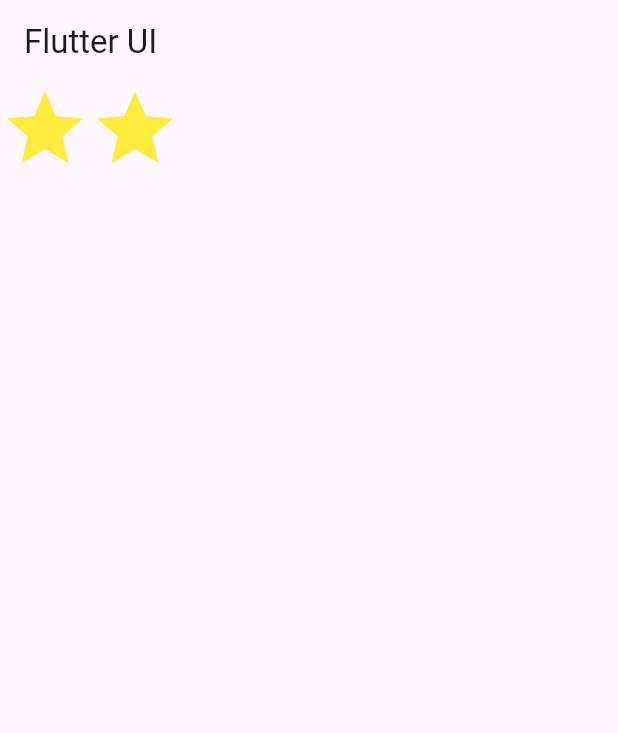
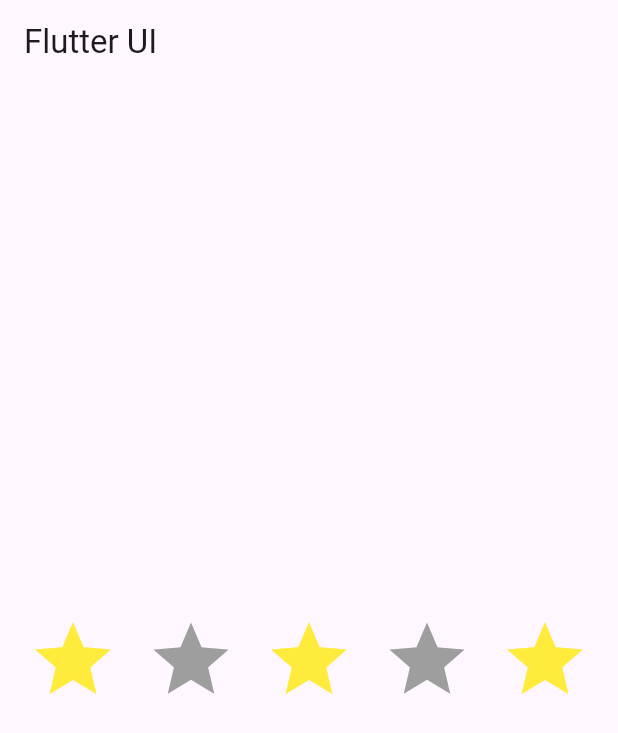
Before and after one commit to Tania5257/flutter_application_lab, a Flutter app: the screen it shows after launch, on a phone screen of 412 x 824 dp. Shown: the top 733 px of the screen. Run offline on Flutter 3.47's test engine with Material 3 defaults, Android fonts, the phone set to English and light mode, and no system bars.

Commit message:
labtaskask 1.1

```diff
--- a/lib/main.dart
+++ b/lib/main.dart
@@ -1,3 +1,4 @@
+
 import 'package:flutter/material.dart';
 
 void main() {
@@ -7,7 +8,7 @@ void main() {
 class MyApp extends StatelessWidget {
   const MyApp({super.key});
 
-  // This widget is the root of your application.
+
   @override
   Widget build(BuildContext context) {
     return MaterialApp(
@@ -16,15 +17,39 @@ class MyApp extends StatelessWidget {
         appBar: AppBar(
           title: Text("Flutter UI"),
         ),
-        body: Row(
+        body: Container(
+          height: double.infinity,
+          child: Row(
+            mainAxisAlignment: MainAxisAlignment.spaceEvenly,
+            crossAxisAlignment: CrossAxisAlignment.center,
             children: [
               Icon(
                 Icons.star,
                 color: Colors.yellow,
                 size: 60,
               ),
-            Icon(Icons.star, color: Colors.yellow, size: 60),
+              Icon(
+                Icons.star,
+                color: Colors.grey,
+                size: 60,
+              ),
+              Icon(
+                Icons.star,
+                color: Colors.yellow,
+                size: 60,
+              ),
+              Icon(
+                Icons.star,
+                color: Colors.grey,
+                size: 60,
+              ),
+              Icon(
+                Icons.star,
+                color: Colors.yellow,
+                size: 60,
+              ),
             ],
+          ),
         ),
       ),
     );
```
Lines whose indentation alone changed are shown as unchanged.
